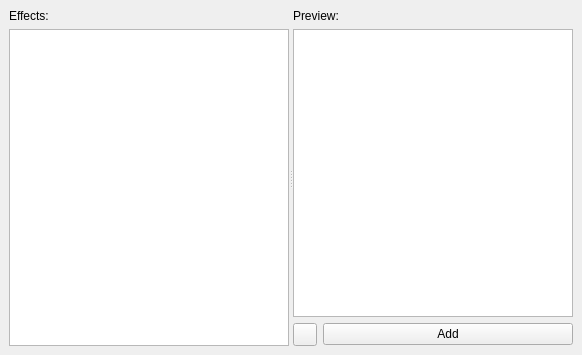
Above: ui/uifiles/special/effectexplorer.ui from timofey260/RWE-Sharp before the change. Below: the same form after it.
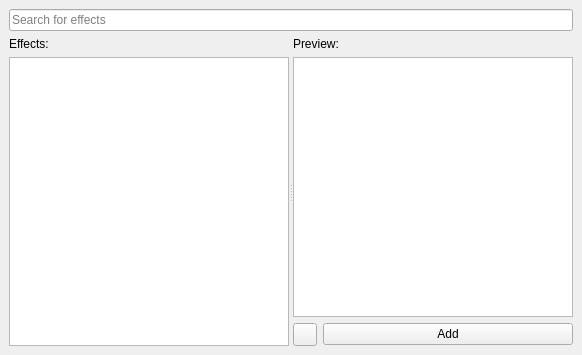
That is the form after the change. Icons and pictures are not drawn. Custom widgets are drawn as their Qt base class.

The edit to the form file:
```diff
--- a/ui/uifiles/special/effectexplorer.ui
+++ b/ui/uifiles/special/effectexplorer.ui
@@ -14,13 +14,20 @@
    <string>Effect Explorer</string>
   </property>
   <widget class="QWidget" name="dockWidgetContents">
-   <layout class="QHBoxLayout" name="horizontalLayout">
+   <layout class="QVBoxLayout" name="verticalLayout_3">
+    <item>
+     <widget class="QLineEdit" name="Search">
+      <property name="placeholderText">
+       <string>Search for effects</string>
+      </property>
+     </widget>
+    </item>
     <item>
      <widget class="QSplitter" name="splitter">
       <property name="orientation">
        <enum>Qt::Orientation::Horizontal</enum>
       </property>
-      <widget class="QWidget" name="">
+      <widget class="QWidget" name="layoutWidget">
        <layout class="QVBoxLayout" name="verticalLayout">
         <item>
          <widget class="QLabel" name="label">
@@ -43,7 +50,7 @@
         </item>
        </layout>
       </widget>
-      <widget class="QWidget" name="">
+      <widget class="QWidget" name="layoutWidget">
        <layout class="QVBoxLayout" name="verticalLayout_2">
         <item>
          <widget class="QLabel" name="label_2">
@@ -83,6 +90,13 @@
    </layout>
   </widget>
  </widget>
+ <customwidgets>
+  <customwidget>
+   <class>SimpleEffectPreview</class>
+   <extends>QGraphicsView</extends>
+   <header>BaseModWidgets.h</header>
+  </customwidget>
+ </customwidgets>
  <resources/>
  <connections/>
 </ui>
```
Left out of the diff: 2 changed lines with no effect on the pictures.
